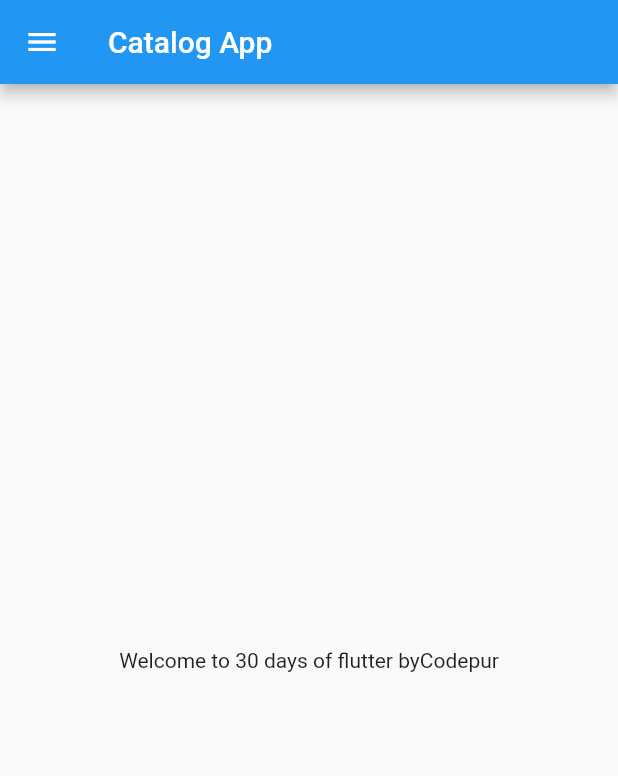
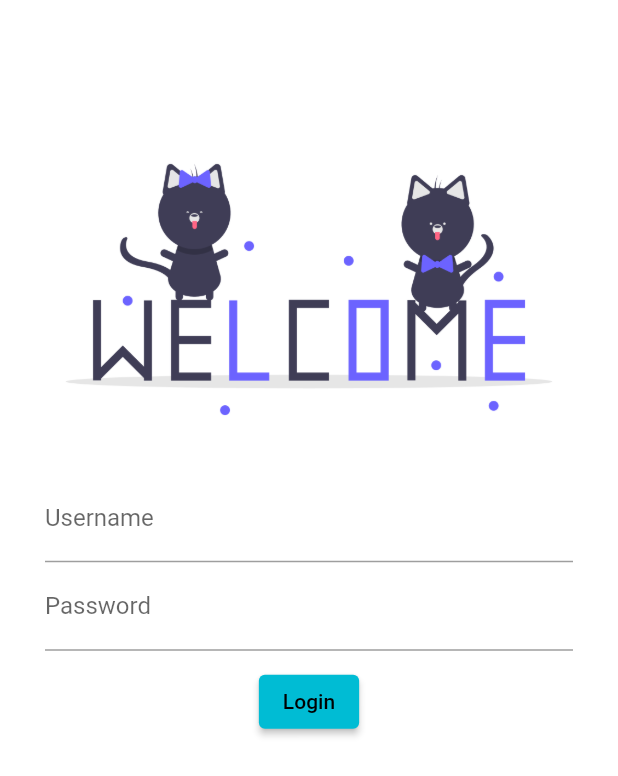
Before and after one commit to rishabh257/flutterFirstApp, a Flutter app: the screen it shows after launch, on a phone screen of 412 x 824 dp. Shown: the top 776 px of the screen. Run offline on Flutter 3.47's test engine with Material 2 defaults, Android fonts, the phone set to English and light mode, and no system bars; our stand-ins replace google_fonts.

Commit message:
day 4 Completed

```diff
--- a/lib/main.dart
+++ b/lib/main.dart
@@ -1,5 +1,7 @@
 import 'package:flutter/material.dart';
-import 'package:my_first_app/homepage.dart';
+import 'package:google_fonts/google_fonts.dart';
+import 'package:my_first_app/pages/homepage.dart';
+import 'package:my_first_app/pages/loginpage.dart';
 
 void main() {
   runApp(MyApp());
@@ -11,7 +13,23 @@ class MyApp extends StatelessWidget {
   @override
   Widget build(BuildContext context) {
     return MaterialApp(
-      home: homepage(),
+      themeMode: ThemeMode.light,
+      theme: ThemeData(
+        primarySwatch: Colors.cyan,
+        primaryTextTheme: GoogleFonts.latoTextTheme(),
+      ),
+
+      //primaryTextTheme NOt WORKING NEEDS TO BE RESOLVED
+
+      darkTheme: ThemeData(
+        primarySwatch: Colors.cyan,
+        brightness: Brightness.dark,
+      ),
+      initialRoute: "/",
+      routes: {
+        '/': (context) => Loginpage(),
+        'login': (context) => Loginpage()
+      },
     );
   }
 }
--- a/lib/homepage.dart
+++ b/lib/pages/homepage.dart
@@ -11,7 +11,7 @@ class homepage extends StatelessWidget {
         title: Text('Catalog App'),
       ),
       body: Center(
-        child: Text('Welcome to $days days of flutter by' +institute ),
+        child: Text('Welcome to $days days of flutter by' + institute),
       ),
       drawer: Drawer(),
     );
--- /dev/null
+++ b/lib/pages/loginpage.dart
@@ -0,0 +1,63 @@
+import 'package:flutter/material.dart';
+
+class Loginpage extends StatelessWidget {
+  const Loginpage({Key? key}) : super(key: key);
+
+  @override
+  Widget build(BuildContext context) {
+    return Material(
+      color: Colors.white,
+      child: Column(
+        children: [
+          SizedBox(
+            height: 80,
+          ),
+          Image.asset(
+            "assets/images/loginImage.png",
+            fit: BoxFit.cover,
+          ),
+          // SizedBox(
+          //   height: 20,
+          // ),
+          // Text(
+          //   "Welcome",
+          //   style: TextStyle(
+          //     fontSize: 25,
+          //     fontWeight: FontWeight.w600,
+          //   ),
+          // ),
+          // SizedBox(
+          //   height: 20,
+          // ),
+          Padding(
+            padding: const EdgeInsets.symmetric(vertical: 10, horizontal: 30),
+            child: Column(
+              children: [
+                TextFormField(
+                  decoration: InputDecoration(
+                    hintText: "Enter Username",
+                    labelText: "Username",
+                  ),
+                ),
+                TextFormField(
+                  obscureText: true,
+                  decoration: InputDecoration(
+                    hintText: "Enter Password",
+                    labelText: "Password",
+                  ),
+                ),
+              ],
+            ),
+          ),
+          ElevatedButton(
+            child: Text("Login"),
+            style: TextButton.styleFrom(),
+            onPressed: () {
+              print("Button Clicked");
+            },
+          )
+        ],
+      ),
+    );
+  }
+}
--- a/pubspec.yaml
+++ b/pubspec.yaml
@@ -34,6 +34,7 @@ dependencies:
   # The following adds the Cupertino Icons font to your application.
   # Use with the CupertinoIcons class for iOS style icons.
   cupertino_icons: ^1.0.2
+  google_fonts: ^3.0.1
 
 dev_dependencies:
   flutter_test:
@@ -58,8 +59,8 @@ flutter:
   uses-material-design: true
 
   # To add assets to your application, add an assets section, like this:
-  # assets:
-  #   - images/a_dot_burr.jpeg
+  assets:
+    - assets/images/
   #   - images/a_dot_ham.jpeg
 
   # An image asset can refer to one or more resolution-specific "variants", see
```
Also changed, not shown: assets/images/loginImage.png (added), pubspec.lock, 7 other files.
